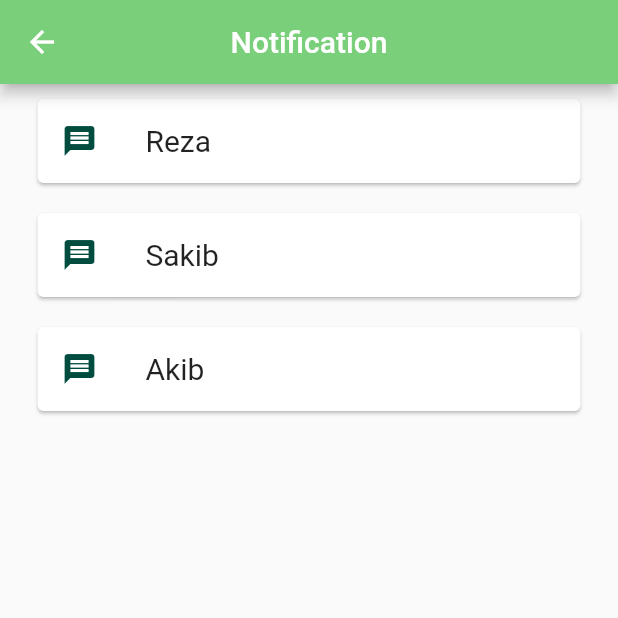
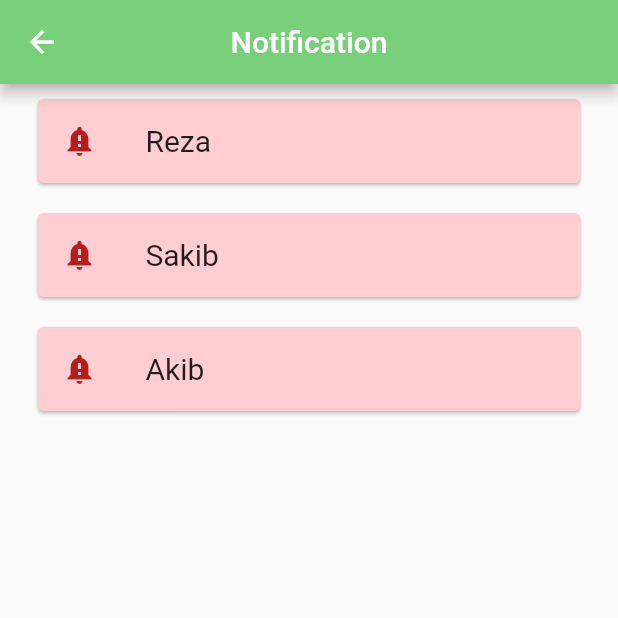
Before and after one commit to rezaErabby/utmGrocery, a Flutter app: the Notifications screen opened by its route, on a phone screen of 412 x 824 dp, the top half of it. Run offline on Flutter 3.47's test engine with Material 2 defaults, Android fonts, the phone set to English and light mode, and no system bars; our stand-ins replace flare_flutter, simple_animations; Roboto replaces fonts that are missing (BalooBhai).

Commit message:
notification page improved

```diff
--- a/lib/Pages/notification.dart
+++ b/lib/Pages/notification.dart
@@ -15,13 +15,13 @@ class Notifications extends StatelessWidget {
                 Column(mainAxisAlignment: MainAxisAlignment.start, children: <
                     Widget>[
               Card(
-                  color: Colors.white,
+                  color: Colors.red[100],
                   margin:
                       EdgeInsets.symmetric(vertical: 10.0, horizontal: 25.0),
                   child: ListTile(
                     leading: Icon(
-                      Icons.message,
-                      color: Colors.teal[900],
+                      Icons.notification_important,
+                      color: Colors.red[900],
                     ),
                     title: Text(
                       'Reza',
@@ -29,13 +29,13 @@ class Notifications extends StatelessWidget {
                     ),
                   )),
               Card(
-                  color: Colors.white,
+                  color: Colors.red[100],
                   margin:
                       EdgeInsets.symmetric(vertical: 10.0, horizontal: 25.0),
                   child: ListTile(
                     leading: Icon(
-                      Icons.message,
-                      color: Colors.teal[900],
+                      Icons.notification_important,
+                      color: Colors.red[900],
                     ),
                     title: Text(
                       'Sakib',
@@ -43,13 +43,13 @@ class Notifications extends StatelessWidget {
                     ),
                   )),
               Card(
-                  color: Colors.white,
+                  color: Colors.red[100],
                   margin:
                       EdgeInsets.symmetric(vertical: 10.0, horizontal: 25.0),
                   child: ListTile(
                     leading: Icon(
-                      Icons.message,
-                      color: Colors.teal[900],
+                      Icons.notification_important,
+                      color: Colors.red[900],
                     ),
                     title: Text(
                       'Akib',
```
